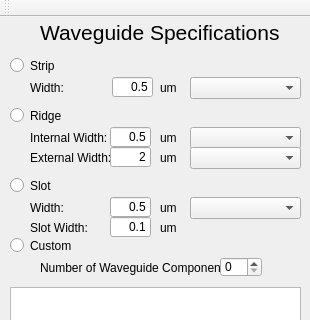
Qt form klayout_dot_config/python/SiEPIC/files/waveguide_gui.ui (SiEPIC/SiEPIC-Tools) before a commit; both pictures show x 0 to 310 and y 0 to 320 of the 310 by 565 pixel window.
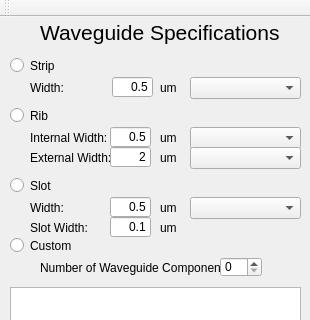
The same form after that commit.

Commit message: renaming Ridge to Rib, to be consistent with my book, #31

```diff
--- a/klayout_dot_config/python/SiEPIC/files/waveguide_gui.ui
+++ b/klayout_dot_config/python/SiEPIC/files/waveguide_gui.ui
@@ -139,7 +139,7 @@
      </size>
     </property>
     <property name="text">
-     <string>Ridge</string>
+     <string>Rib</string>
     </property>
    </widget>
    <widget class="QRadioButton" name="radioSlot">
```
Left out of the diff: 10 changed lines with no effect on the pictures. The commit also changes 1 other file.
